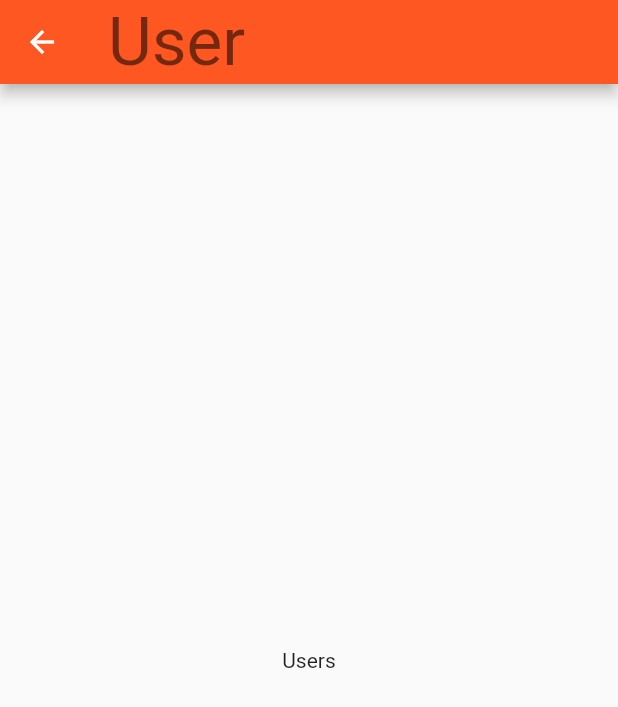
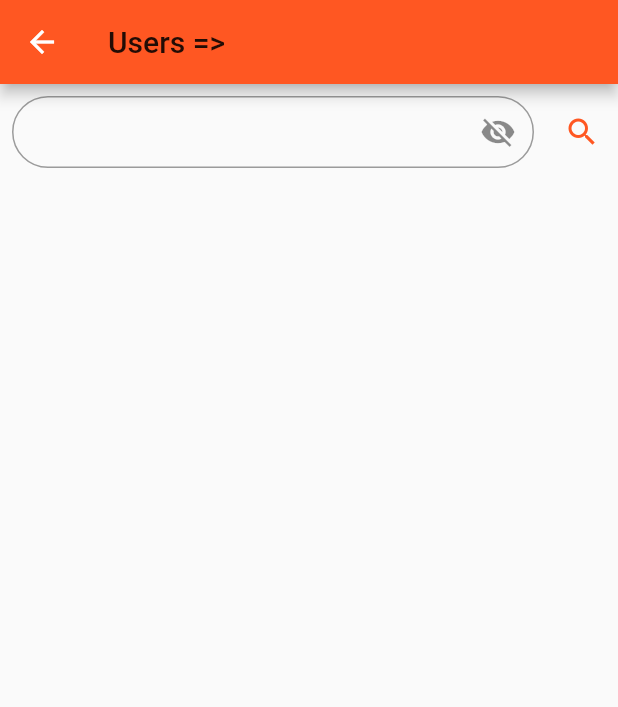
Before and after one commit to dialloibrahimakhaliloulaye/Flutter_App_2, a Flutter app: the screen it shows after launch, on a phone screen of 412 x 824 dp. Shown: the top 707 px of the screen. Run offline on Flutter 3.47's test engine with Material 2 defaults, Android fonts, the phone set to English and light mode, and no system bars.

Commit message:
TextEding setting

```diff
--- a/lib/pages/users/users.page.dart
+++ b/lib/pages/users/users.page.dart
@@ -1,14 +1,68 @@
 import 'package:flutter/material.dart';
 
-class UsersPage extends StatelessWidget {
-  const UsersPage({Key? key}) : super(key: key);
+class UsersPage extends StatefulWidget {
+
+  @override
+  State<UsersPage> createState() => _UsersPageState();
+}
+
+class _UsersPageState extends State<UsersPage> {
+
+  TextEditingController queryTEC=TextEditingController();
+  String query='';
+  bool notVisible=false;
 
   @override
   Widget build(BuildContext context) {
     return Scaffold(
-      appBar: AppBar(title: Text("User", style: Theme.of(context).textTheme.headline3,),),
+      appBar: AppBar(title: Text("Users => ${query}", style: Theme.of(context).textTheme.headline6,),),
       body: Center(
-        child: Text("Users"),
+        child: Column(
+          children: [
+            Row(
+              children: [
+                Expanded(
+                  child: Container(
+                    padding: EdgeInsets.all(8),
+                      child: TextFormField(
+                        obscureText: notVisible,
+                        onChanged: (value){
+                          setState(() {
+                            this.query=value;
+                          });
+                        },
+                        controller: queryTEC,
+                        decoration: InputDecoration(
+                          //icon: Icon(Icons.logout),
+                          suffixIcon: IconButton(
+                            onPressed: (){
+                              setState(() {
+                                notVisible=!notVisible;
+                              });
+                            },
+                            icon: Icon(notVisible==true?Icons.visibility:Icons.visibility_off),
+                          ),
+                          contentPadding: EdgeInsets.only(left: 20, right: 20),
+                          border: OutlineInputBorder(
+                            borderRadius: BorderRadius.circular(50),
+                            borderSide: BorderSide(
+                              width: 1, color: Colors.deepOrange
+                            )
+                          )
+                        ),
+                      ),
+                  ),
+                ),
+                IconButton(onPressed: (){
+                  setState(() {
+                    this.query=queryTEC.text;
+                  });
+                },
+                    icon: Icon(Icons.search, color: Colors.deepOrange,))
+              ],
+            )
+          ],
+        )
       ),
     );
   }
```
